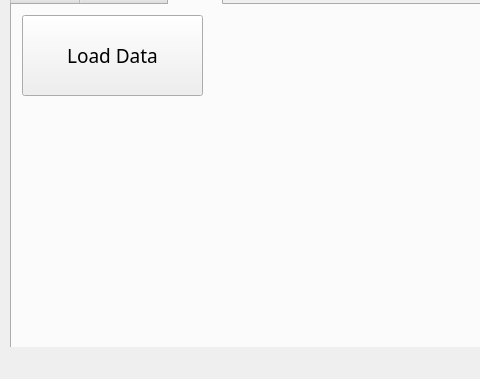
First picture: the form in mainwindow.ui, repository jefftsai8049/BeeObservationSystem_Analysis, before the edit; both pictures show x 0 to 480 and y 83 to 462 of the 607 by 462 pixel window.
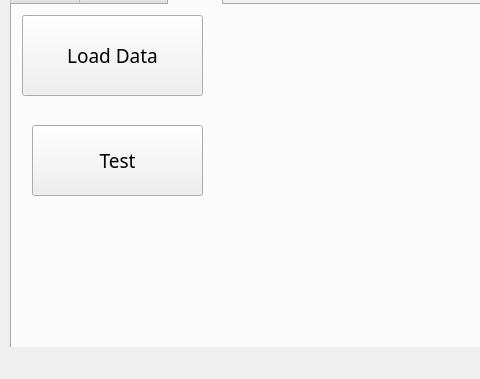
Second picture: the form after the edit. The open tabs and pages were chosen to show the change.

```diff
--- a/mainwindow.ui
+++ b/mainwindow.ui
@@ -440,6 +440,19 @@
        <string>Load Data</string>
       </property>
      </widget>
+     <widget class="QPushButton" name="test_recognition_pushButton">
+      <property name="geometry">
+       <rect>
+        <x>20</x>
+        <y>120</y>
+        <width>171</width>
+        <height>71</height>
+       </rect>
+      </property>
+      <property name="text">
+       <string>Test</string>
+      </property>
+     </widget>
     </widget>
    </widget>
   </widget>
```
Left out of the diff: 2 changed lines with no effect on the pictures.
